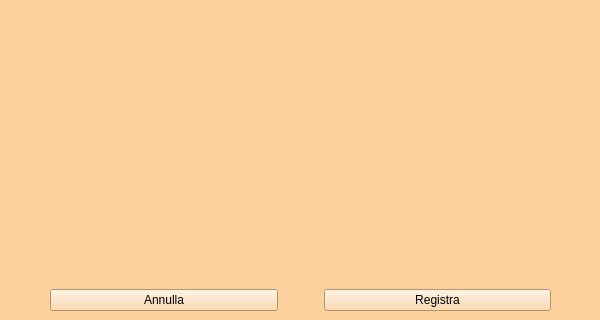
First picture: the form in Registra/registra.ui, repository ManuelMarrone/GestioneBowling, before the edit; both pictures show x 0 to 600 and y 380 to 700 of the 600 by 700 pixel window.
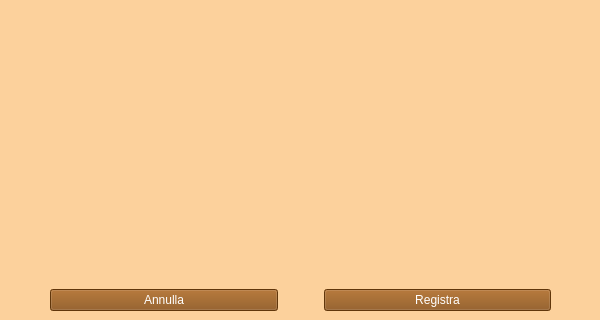
Second picture: the form after the edit.

```diff
--- a/Registra/registra.ui
+++ b/Registra/registra.ui
@@ -223,6 +223,9 @@
       </item>
       <item>
        <widget class="QPushButton" name="annullaButton">
+        <property name="styleSheet">
+         <string notr="true">color: white;  background-color: #874B0F</string>
+        </property>
         <property name="text">
          <string>Annulla</string>
         </property>
@@ -246,6 +249,9 @@
       </item>
       <item>
        <widget class="QPushButton" name="registraButton">
+        <property name="styleSheet">
+         <string notr="true">color: white;  background-color: #874B0F</string>
+        </property>
         <property name="text">
          <string>Registra</string>
         </property>
```
